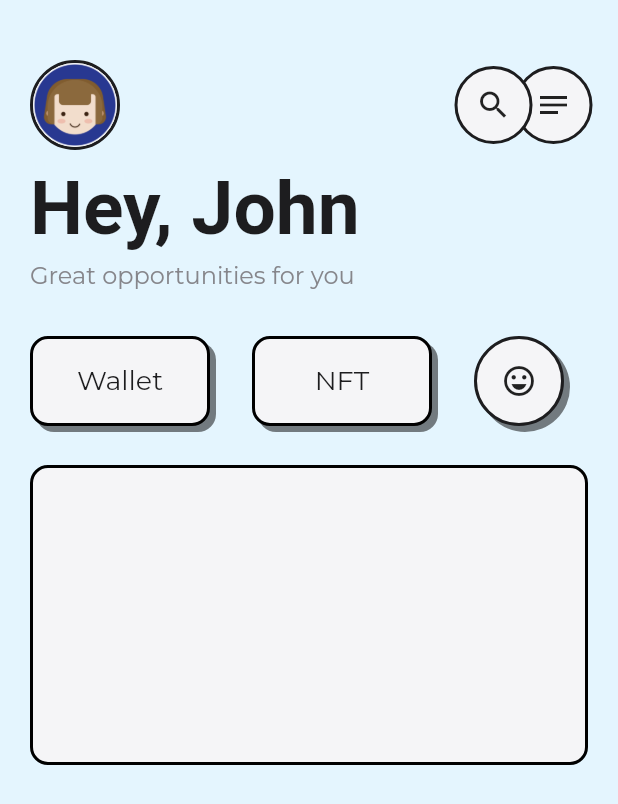
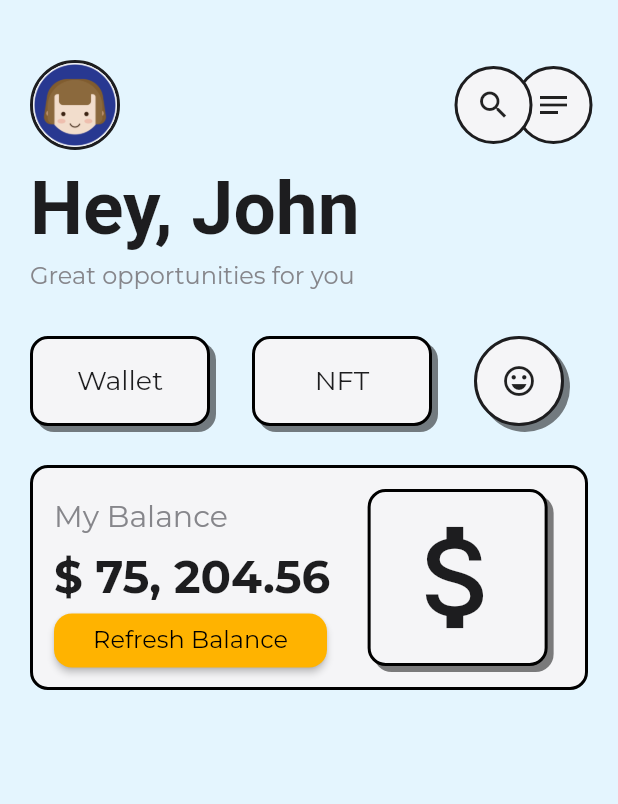
Before and after one commit to gauransh18/cryptoApp_ui, a Flutter app: the ScreenOne screen opened by its route, on a phone screen of 412 x 824 dp. Shown: the top 804 px of the screen. Run offline on Flutter 3.47's test engine with Material 2 defaults, Android fonts, the light colour scheme and no system bars; our stand-ins replace animated_text_kit, google_fonts.

Commit message:
balance block update

```diff
--- a/lib/contants.dart
+++ b/lib/contants.dart
@@ -4,6 +4,7 @@ String name = 'John';
 String welcomeText = 'Great opportunities for you';
 
 String avatarPath = 'assets/avatar.png';
+String balance = '75, 204.56';
 
 Color bg_white = Color(0xFFf5f5f7);
 Color txt_black = Color(0xFF1d1d1f);
--- a/lib/screenOne.dart
+++ b/lib/screenOne.dart
@@ -244,21 +244,128 @@ class _ScreenOneState extends State<ScreenOne> {
             ),
 
             Padding(
-                padding: EdgeInsets.fromLTRB(20, 18, 20,0),
+              padding: EdgeInsets.fromLTRB(20, 18, 20, 0),
               child: Container(
-                  height: 200,
+                height: 150,
                 width: 400,
-
                 decoration: BoxDecoration(
                   color: bg_white,
                   shape: BoxShape.rectangle,
                   border: Border.all(
                     color: Colors.black,
                     width: 2,
-
                   ),
                   borderRadius: BorderRadius.circular(12.0),
-                ),),),
+                ),
+                child: Row(
+                  children: [
+                    Column(
+                      crossAxisAlignment: CrossAxisAlignment.start,
+                      children: [
+                        Padding(
+                          padding: const EdgeInsets.fromLTRB(14.0, 20, 0, 10),
+                          child: Align(
+                            alignment: Alignment.topLeft,
+                            child: Text(
+                              'My Balance',
+                              style: GoogleFonts.montserrat(
+                                fontSize: 20,
+                                fontWeight: FontWeight.normal,
+                                color: txt_grey,
+                              ),
+                            ),
+                          ),
+                        ),
+                        Padding(
+                          padding: const EdgeInsets.only(left: 14.0),
+                          child: Align(
+                            alignment: Alignment.topLeft,
+                            child: Text(
+                              "\$ ${balance}",
+                              style: GoogleFonts.montserrat(
+                                fontSize: 30,
+                                fontWeight: FontWeight.bold,
+                                color: txt_black,
+                              ),
+                            ),
+                          ),
+                        ),
+                        Padding(
+                          padding: EdgeInsets.only(left: 14),
+                          child: Align(
+                            alignment: Alignment.centerLeft,
+                            child: ElevatedButton(
+                              onPressed: () {
+                                // Perform button action
+                              },
+                              style: ElevatedButton.styleFrom(
+                                backgroundColor: Colors.amber[
+                                    600], // Set the button color to amber
+                                shape: RoundedRectangleBorder(
+                                  borderRadius: BorderRadius.circular(12.0),
+                                ),
+                              ),
+                              child: Container(
+                                width: 150,
+                                alignment: Alignment.center,
+                                child: Text(
+                                  'Refresh Balance',
+                                  style: GoogleFonts.montserrat(
+                                    fontSize: 16,
+                                    fontWeight: FontWeight.normal,
+                                    color: Colors.black,
+                                  ),
+                                ),
+                              ),
+                            ),
+                          ),
+                        ),
+                      ],
+                    ),
+                    Padding(
+                      padding: EdgeInsets.fromLTRB(25, 14, 0, 14),
+                      child: Container(
+                        width: 120,
+                        height: 150,
+                        child: GestureDetector(
+                          onTap: () {},
+                          child: Container(
+                            // width: 250,
+                            //   height: 100,
+                            decoration: BoxDecoration(
+                              border: Border.all(
+                                color: Colors.black,
+                                width: 2,
+                              ),
+                              borderRadius: BorderRadius.circular(12.0),
+                              boxShadow: [
+                                BoxShadow(
+                                  color: Colors.black.withOpacity(0.5),
+                                  offset: Offset(4, 4),
+                                  //   blurRadius: 4,
+                                ),
+                              ],
+                              color: bg_white,
+                            ),
+                            child: Center(
+                              child: Padding(
+                                padding: const EdgeInsets.all(0),
+                                child: Icon(
+                                 //Icons.monetization_on_outlined,
+                                 Icons.attach_money,
+                                  size: 90,
+                                  color: txt_black,
+                                ),
+                              ),
+                            ),
+                          ),
+                        ),
+                      ),
+                    ),
+                  ],
+                ),
+              ),
+            ),
             // Spacer(),
           ],
         ),
```
Also changed, not shown: 1 other file. Lines whose indentation alone changed are shown as unchanged.
